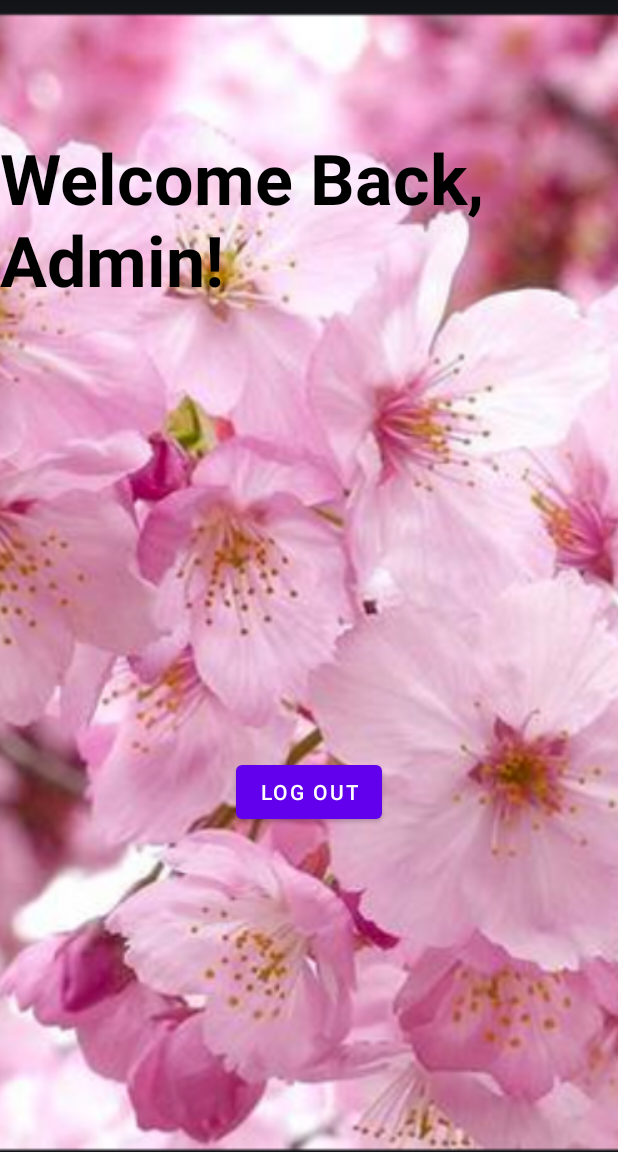
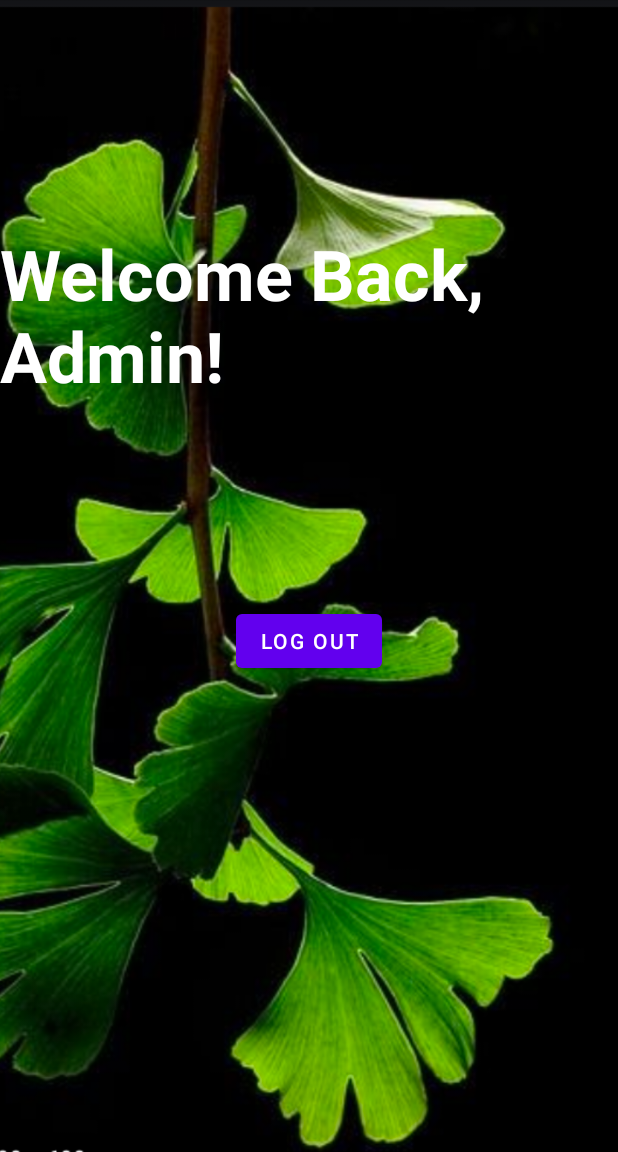
Before and after one commit to boroshs-coursework/WebMobile_ICPs, an Android app: the HomeActivity screen opened directly, with no data from a screen before it, on a phone screen of 412 x 824 dp, the part 84-1236 px from its top. Run offline under Robolectric (Android 15) with nearby library versions, the phone set to English and light mode, and no system bars.

Commit message:
last screenshots and changes

```diff
--- a/Fall2020_Mobile/Mobile_ICP1/Source/app/src/main/res/layout/activity_home.xml
+++ b/Fall2020_Mobile/Mobile_ICP1/Source/app/src/main/res/layout/activity_home.xml
@@ -6,26 +6,54 @@
     android:layout_width="match_parent"
     android:layout_height="match_parent">
 
-    <ImageView
-        android:layout_width="fill_parent"
-        android:layout_height="fill_parent"
-        android:scaleType="centerCrop"
-        android:src="@drawable/background1"
+    <androidx.constraintlayout.widget.ConstraintLayout
+        android:id="@+id/frameLayout"
+        android:layout_width="wrap_content"
+        android:layout_height="wrap_content"
         app:layout_constraintBottom_toBottomOf="parent"
         app:layout_constraintEnd_toEndOf="parent"
         app:layout_constraintStart_toStartOf="parent"
-        app:layout_constraintTop_toTopOf="parent" />
+        app:layout_constraintTop_toTopOf="parent">
+
+        <ImageView
+            android:id="@+id/imageView4"
+            android:layout_width="wrap_content"
+            android:layout_height="wrap_content"
+            android:scaleType="centerCrop"
+            android:src="@drawable/background2"
+            android:visibility="visible"
+            app:layout_constraintBottom_toBottomOf="parent"
+            app:layout_constraintEnd_toEndOf="parent"
+            app:layout_constraintStart_toStartOf="parent"
+            app:layout_constraintTop_toTopOf="parent" />
+
+        <ImageView
+            android:id="@+id/imageView2"
+            android:layout_width="wrap_content"
+            android:layout_height="wrap_content"
+            android:layout_marginTop="450dp"
+            android:layout_marginBottom="32dp"
+            android:contentDescription="TODO"
+            android:visibility="visible"
+            app:layout_constraintBottom_toTopOf="parent"
+            app:layout_constraintEnd_toEndOf="@id/imageView4"
+            app:layout_constraintStart_toStartOf="@id/imageView4"
+            app:layout_constraintTop_toTopOf="@id/imageView4"
+            app:layout_constraintVertical_bias="0.32999998"
+            tools:srcCompat="@tools:sample/avatars" />
+
+    </androidx.constraintlayout.widget.ConstraintLayout>
 
     <TextView
         android:id="@+id/textView"
         android:layout_width="wrap_content"
         android:layout_height="wrap_content"
-        android:layout_marginBottom="200dp"
+        android:layout_marginBottom="500dp"
         android:text="Welcome Back, Admin!"
+        android:textColor="@color/white"
         android:textSize="70px"
-        android:textColor="@color/black"
         android:textStyle="bold"
-        app:layout_constraintBottom_toBottomOf="@id/imageView2"
+        app:layout_constraintBottom_toBottomOf="parent"
         app:layout_constraintEnd_toEndOf="parent"
         app:layout_constraintStart_toStartOf="parent" />
 
@@ -38,16 +66,6 @@
         app:layout_constraintEnd_toEndOf="parent"
         app:layout_constraintStart_toStartOf="parent"
         app:layout_constraintTop_toTopOf="parent"
-        app:layout_constraintVertical_bias="0.7" />
-
-    <ImageView
-        android:id="@+id/imageView2"
-        android:layout_width="wrap_content"
-        android:layout_height="wrap_content"
-        android:layout_marginBottom="100dp"
-        app:layout_constraintBottom_toTopOf="@+id/logoutButton"
-        app:layout_constraintEnd_toEndOf="parent"
-        app:layout_constraintStart_toStartOf="parent"
-        tools:srcCompat="@tools:sample/avatars" />
+        app:layout_constraintVertical_bias="0.56" />
 
 </androidx.constraintlayout.widget.ConstraintLayout>
--- a/Fall2020_Mobile/Mobile_ICP1/Source/app/src/main/res/layout/activity_main.xml
+++ b/Fall2020_Mobile/Mobile_ICP1/Source/app/src/main/res/layout/activity_main.xml
@@ -10,7 +10,7 @@
         android:layout_width="fill_parent"
         android:layout_height="fill_parent"
         android:scaleType="centerCrop"
-        android:src="@drawable/background2"
+        android:src="@drawable/background1"
         app:layout_constraintBottom_toBottomOf="parent"
         app:layout_constraintEnd_toEndOf="parent"
         app:layout_constraintStart_toStartOf="parent"
@@ -22,7 +22,7 @@
         android:layout_height="wrap_content"
         android:text="Login Screen"
         android:textSize="100px"
-        android:textColor="@color/white"
+        android:textColor="@color/black"
         android:textStyle="bold"
         app:layout_constraintBottom_toBottomOf="@id/loginbuttonView"
         app:layout_constraintLeft_toLeftOf="parent"
```
Also changed, not shown: 6 other files.
